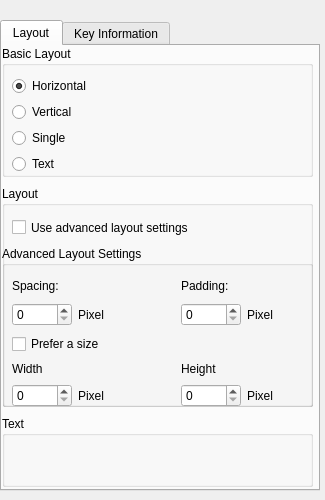
First picture: the form in contents/ui/config.ui, repository xdarklight/keystate-plasmoid, before the edit.
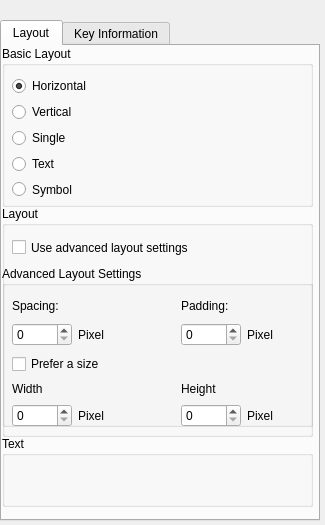
Second picture: the form after the edit. Custom widgets are drawn as their Qt base class.

Commit message: add a symbol layout

What changed in the file:
```diff
--- a/contents/ui/config.ui
+++ b/contents/ui/config.ui
@@ -7,7 +7,7 @@
     <x>0</x>
     <y>0</y>
     <width>325</width>
-    <height>500</height>
+    <height>525</height>
    </rect>
   </property>
   <property name="minimumSize">
@@ -28,7 +28,7 @@
      <x>0</x>
      <y>20</y>
      <width>320</width>
-     <height>471</height>
+     <height>501</height>
     </rect>
    </property>
    <property name="minimumSize">
@@ -53,7 +53,7 @@
        <x>0</x>
        <y>0</y>
        <width>311</width>
-       <height>131</height>
+       <height>161</height>
       </rect>
      </property>
      <property name="title">
@@ -65,7 +65,7 @@
         <x>10</x>
         <y>30</y>
         <width>291</width>
-        <height>98</height>
+        <height>123</height>
        </rect>
       </property>
       <layout class="QVBoxLayout" name="verticalLayout">
@@ -115,6 +115,26 @@
          </property>
         </widget>
        </item>
+       <item>
+        <widget class="QRadioButton" name="kcfg_SymbolLayout">
+         <property name="toolTip">
+          <string>A symbol layout which displays a symbol for each key.
+
+Num Lock: #
+Caps Lock: ⬇
+Shift Pressed: ⇧
+CTRL Pressed: ^
+Meta Pressed: ⚐
+Super Pressed: ⚐
+Hyper Pressed: ⚐
+ALT Pressed: ⎇
+AltGr Pressed: _</string>
+         </property>
+         <property name="text">
+          <string>Symbol</string>
+         </property>
+        </widget>
+       </item>
       </layout>
      </widget>
     </widget>
@@ -122,9 +142,9 @@
      <property name="geometry">
       <rect>
        <x>0</x>
-       <y>140</y>
+       <y>160</y>
        <width>311</width>
-       <height>221</height>
+       <height>231</height>
       </rect>
      </property>
      <property name="title">
@@ -306,7 +326,7 @@
      <property name="geometry">
       <rect>
        <x>0</x>
-       <y>370</y>
+       <y>390</y>
        <width>311</width>
        <height>71</height>
       </rect>
```
The commit also changes 6 other files.
